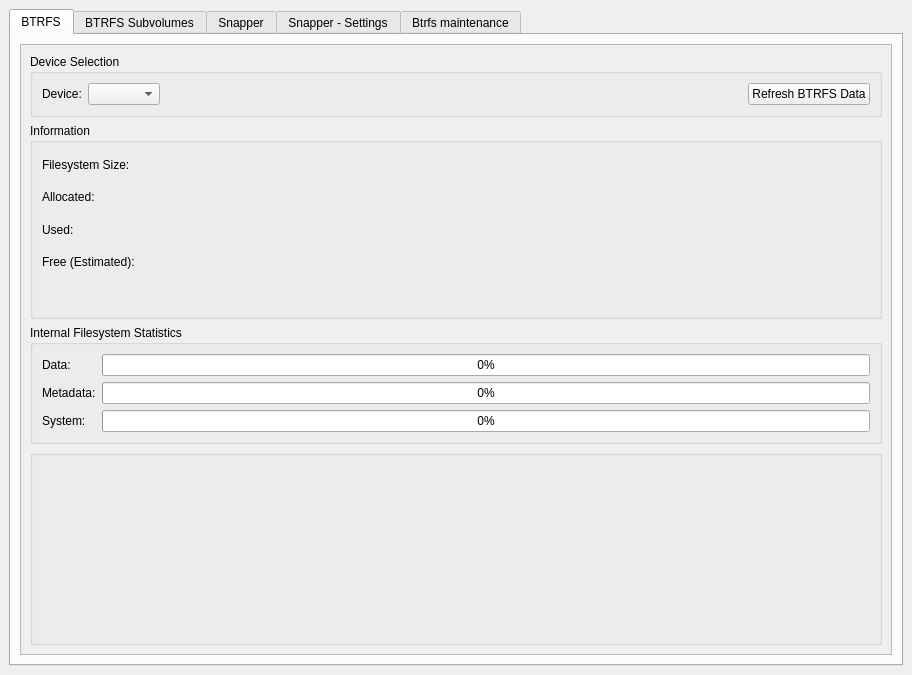
Old version of the form btrfs-assistant.ui in the repository nexusriot/btrfs-assistant.
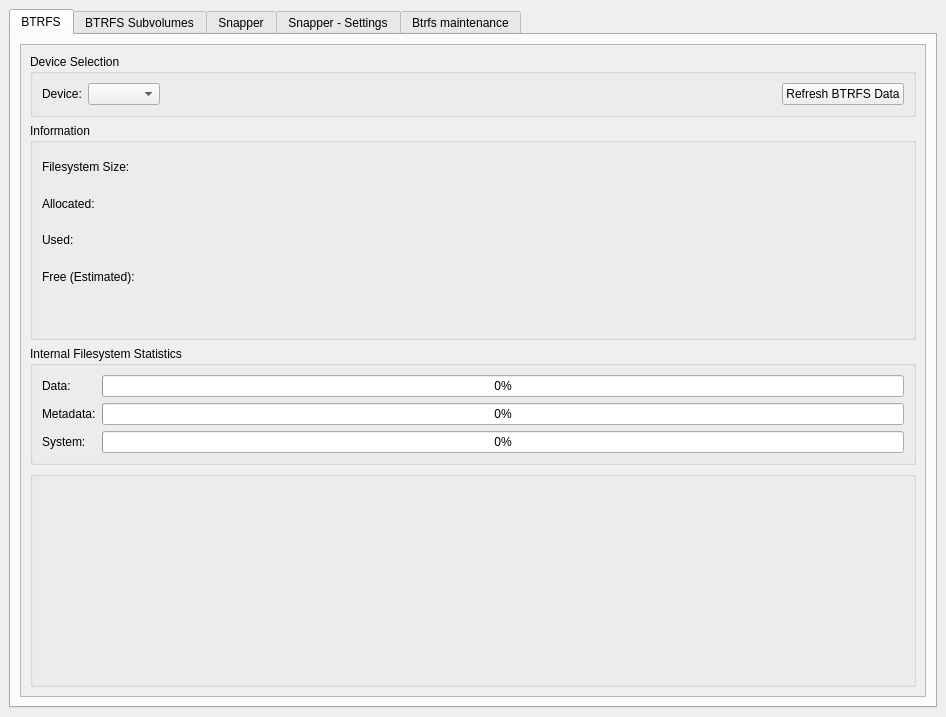
New version of the form. Icons and pictures are not drawn.

Commit message: Make main window slightly larger by default

```diff
--- a/btrfs-assistant.ui
+++ b/btrfs-assistant.ui
@@ -6,8 +6,8 @@
    <rect>
     <x>0</x>
     <y>0</y>
-    <width>912</width>
-    <height>675</height>
+    <width>946</width>
+    <height>717</height>
    </rect>
   </property>
   <property name="windowTitle">
@@ -41,8 +41,8 @@
             <rect>
              <x>0</x>
              <y>0</y>
-             <width>870</width>
-             <height>606</height>
+             <width>904</width>
+             <height>648</height>
             </rect>
            </property>
            <layout class="QGridLayout" name="gridLayout_7">
```
Left out of the diff: 8 changed lines with no effect on the pictures.
